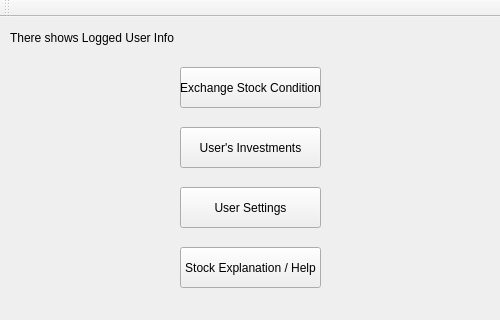
The window that pc_side/src/mv/views/menuwindow.ui (dysan12/currency_exchange_simulator) describes before a commit, drawn with Qt 5; both pictures show x 0 to 500 and y 0 to 320 of the 500 by 484 pixel window.
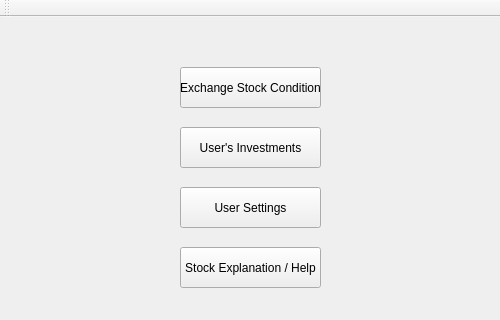
The same window after the commit.

Commit message: Added user handling

```diff
--- a/pc_side/src/mv/views/menuwindow.ui
+++ b/pc_side/src/mv/views/menuwindow.ui
@@ -27,19 +27,6 @@
      <string>Exchange Stock Condition</string>
     </property>
    </widget>
-   <widget class="QLabel" name="loggedUserLabel">
-    <property name="geometry">
-     <rect>
-      <x>10</x>
-      <y>10</y>
-      <width>201</width>
-      <height>21</height>
-     </rect>
-    </property>
-    <property name="text">
-     <string>There shows Logged User Info</string>
-    </property>
-   </widget>
    <widget class="QPushButton" name="investmentsButton">
     <property name="geometry">
      <rect>
@@ -92,6 +79,24 @@
      <string>Exit</string>
     </property>
    </widget>
+   <widget class="QLabel" name="greeting">
+    <property name="geometry">
+     <rect>
+      <x>11</x>
+      <y>11</y>
+      <width>161</width>
+      <height>31</height>
+     </rect>
+    </property>
+    <property name="font">
+     <font>
+      <pointsize>11</pointsize>
+     </font>
+    </property>
+    <property name="text">
+     <string/>
+    </property>
+   </widget>
   </widget>
   <widget class="QMenuBar" name="menuBar">
    <property name="geometry">
```
Left out of the diff: 2 changed lines with no effect on the pictures. The commit also changes 12 other files.
